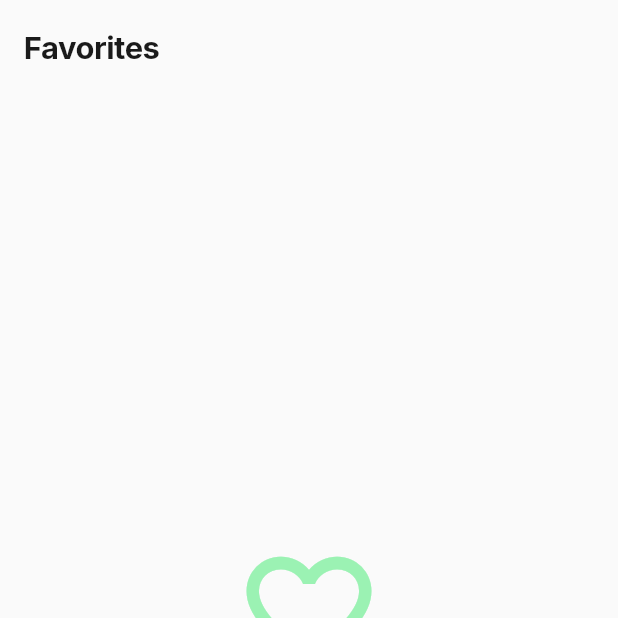
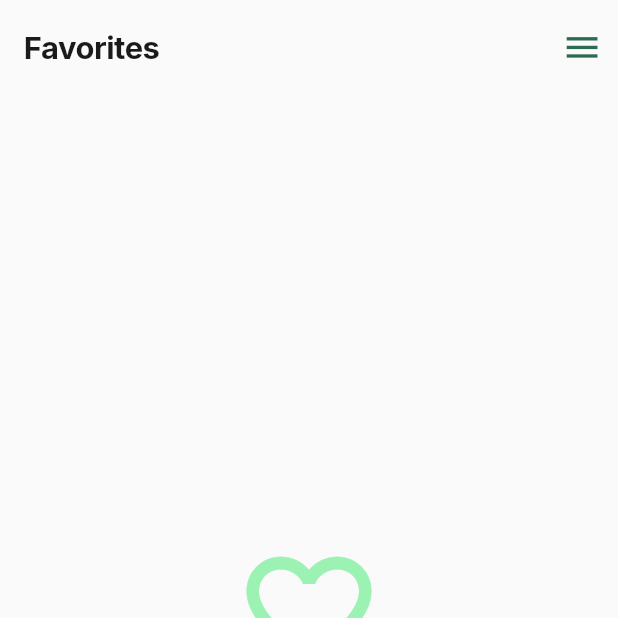
Before and after one commit to AtAwisCodes/Thesis, a Flutter app: the screen it shows once a user with an empty profile is signed in, item 2 of the bottom bar chosen, on a phone screen of 412 x 824 dp, the top half of it. Run offline on Flutter 3.47's test engine with Material 3 defaults, Android fonts, the light colour scheme and no system bars; drawn by our look-alikes of curved_navigation_bar; our stand-ins replace cached_network_image, camera, carousel_slider, cloud_firestore, device_info_plus, firebase_auth and 8 more; missing offline and left inert: ar_flutter_plugin_2, tflite_flutter; accounts and stored records are empty; network calls fail.

Commit message:
version_1.1.0

```diff
--- a/lib/components/cache_management_widget.dart
+++ b/lib/components/cache_management_widget.dart
@@ -190,7 +190,7 @@ class _CacheManagementWidgetState extends State<CacheManagementWidget> {
                 style: ElevatedButton.styleFrom(
                   padding: const EdgeInsets.symmetric(vertical: 14),
                   backgroundColor: theme.colorScheme.primary,
-                  foregroundColor: Colors.white,
+                  foregroundColor: theme.colorScheme.onPrimary,
                 ),
               ),
             ),
--- a/lib/constants/input_limits.dart
+++ b/lib/constants/input_limits.dart
@@ -8,8 +8,8 @@ class InputLimits {
   static const int middleInitial = 1;
 
   // Profile fields
-  static const int displayName = 100;
-  static const int bio = 500;
+  static const int displayName = 25;
+  static const int bio = 50;
 
   // Video fields
   static const int videoTitle = 100;
--- a/lib/pages/home_page.dart
+++ b/lib/pages/home_page.dart
@@ -11,7 +11,6 @@ import 'package:rexplore/pages/notif_page.dart';
 import 'package:rexplore/pages/profile_page.dart';
 import 'package:rexplore/pages/upload_page.dart';
 import 'package:rexplore/pages/videos_page.dart';
-import 'package:rexplore/pages/search_bar.dart';
 import 'package:rexplore/services/ThemeProvider.dart';
 import 'package:rexplore/services/auth_service.dart';
 import 'package:rexplore/viewmodel/yt_videoview_model.dart';
@@ -56,16 +55,19 @@ class _HomePageState extends State<HomePage> {
           actions: [
             TextButton(
               onPressed: () => Navigator.of(context).pop(false),
-              child: const Text(
+              child: Text(
                 'Cancel',
-                style: TextStyle(color: Colors.grey),
+                style: TextStyle(
+                  color:
+                      Theme.of(context).colorScheme.onSurface.withOpacity(0.6),
+                ),
               ),
             ),
             ElevatedButton(
               onPressed: () => Navigator.of(context).pop(true),
               style: ElevatedButton.styleFrom(
-                backgroundColor: Colors.red,
-                foregroundColor: Colors.white,
+                backgroundColor: Theme.of(context).colorScheme.error,
+                foregroundColor: Theme.of(context).colorScheme.onError,
                 shape: RoundedRectangleBorder(
                   borderRadius: BorderRadius.circular(8),
                 ),
@@ -110,8 +112,9 @@ class _HomePageState extends State<HomePage> {
               ),
         ),
         centerTitle: false,
-        leading: page == 4
-            ? Builder(
+        actions: page != 2
+            ? [
+                Builder(
                   builder: (context) => IconButton(
                     icon: Icon(
                       Icons.menu,
@@ -119,24 +122,13 @@ class _HomePageState extends State<HomePage> {
                     ),
                     onPressed: () => Scaffold.of(context).openDrawer(),
                   ),
-              )
+                ),
+              ]
             : null,
-        actions: [
-          if (page == 0)
-            IconButton(
-              icon: Icon(
-                Icons.search,
-                size: responsive.iconSize(24),
-              ),
-              onPressed: () {
-                showSearch(context: context, delegate: MySearchDelegate());
-              },
-            ),
-        ],
       ),
 
       // Drawer
-      drawer: (page == 4)
+      drawer: (page != 2)
           ? Drawer(
               child: StreamBuilder<DocumentSnapshot>(
                 stream: currentUser != null
@@ -209,61 +201,9 @@ class _HomePageState extends State<HomePage> {
             )
           : null,
 
-      body: Column(
-        children: [
-          if (page == 0)
-            Consumer<YtVideoviewModel>(
-              builder: (context, ytVideoViewModel, _) {
-                if (ytVideoViewModel.searchQuery.isNotEmpty) {
-                  return Container(
-                    width: double.infinity,
-                    padding:
-                        const EdgeInsets.symmetric(horizontal: 16, vertical: 8),
-                    decoration: BoxDecoration(
-                      color: Colors.green.withOpacity(0.1),
-                      border: Border(
-                        bottom:
-                            BorderSide(color: Colors.green.withOpacity(0.3)),
-                      ),
-                    ),
-                    child: Row(
-                      children: [
-                        const Icon(Icons.filter_alt,
-                            size: 18, color: Colors.green),
-                        const SizedBox(width: 8),
-                        Expanded(
-                          child: Text(
-                            'Filtering by: "${ytVideoViewModel.searchQuery}"',
-                            style: const TextStyle(
-                              fontSize: 14,
-                              color: Colors.green,
-                              fontWeight: FontWeight.w500,
-                            ),
-                          ),
-                        ),
-                        IconButton(
-                          icon: const Icon(Icons.close,
-                              size: 18, color: Colors.green),
-                          padding: EdgeInsets.zero,
-                          constraints: const BoxConstraints(),
-                          onPressed: () {
-                            ytVideoViewModel.clearSearch();
-                          },
-                        ),
-                      ],
-                    ),
-                  );
-                }
-                return const SizedBox.shrink();
-              },
-            ),
-          Expanded(
-            child: AnimatedSwitcher(
+      body: AnimatedSwitcher(
         duration: const Duration(milliseconds: 300),
         child: getSelectedWidget(page: page),
-            ),
-          ),
-        ],
       ),
 
       //Camera Floating Action Button AI - Only visible on home page
--- a/lib/pages/landing_page.dart
+++ b/lib/pages/landing_page.dart
@@ -92,8 +92,8 @@ class _LandingPage extends State<LandingPage> {
               },
               style: ElevatedButton.styleFrom(
                 padding: EdgeInsets.symmetric(horizontal: 24, vertical: 12),
-                backgroundColor: Colors.green[700],
-                foregroundColor: Colors.white,
+                backgroundColor: Color(0xff5BEC84),
+                foregroundColor: Color(0xff1A1A1A),
                 shape: RoundedRectangleBorder(
                   borderRadius: BorderRadius.circular(8),
                 ),
--- a/lib/pages/search_results_page.dart
+++ b/lib/pages/search_results_page.dart
@@ -155,8 +155,10 @@ class _SearchResultsPageState extends State<SearchResultsPage> {
                           icon: const Icon(Icons.arrow_back),
                           label: const Text('Back to Browse'),
                           style: ElevatedButton.styleFrom(
-                            backgroundColor: Colors.green,
-                            foregroundColor: Colors.white,
+                            backgroundColor:
+                                Theme.of(context).colorScheme.primary,
+                            foregroundColor:
+                                Theme.of(context).colorScheme.onPrimary,
                             padding: const EdgeInsets.symmetric(
                                 horizontal: 24, vertical: 12),
                             shape: RoundedRectangleBorder(
--- a/lib/pages/uploaded_video_player.dart
+++ b/lib/pages/uploaded_video_player.dart
@@ -1013,8 +1013,9 @@ class _UploadedVideoPlayerState extends State<UploadedVideoPlayer> {
                               ),
                               const SizedBox(width: 8),
                               IconButton(
-                                icon: const Icon(Icons.send,
-                                    color: Colors.black54),
+                                icon: Icon(Icons.send,
+                                    color:
+                                        Theme.of(context).colorScheme.primary),
                                 onPressed: () async {
                                   if (_dialogCommentController
                                       .text.isNotEmpty) {
@@ -1391,6 +1392,7 @@ class _UploadedVideoPlayerState extends State<UploadedVideoPlayer> {
       appBar: AppBar(
         elevation: 0,
         backgroundColor: Colors.transparent,
+        automaticallyImplyLeading: false,
         actions: [
           // Report button
           IconButton(
--- a/lib/pages/yt_video_player.dart
+++ b/lib/pages/yt_video_player.dart
@@ -48,7 +48,7 @@ class _YtVideoPlayerState extends State<YtVideoPlayer> {
       _controller = YoutubePlayerController(
         initialVideoId: widget.videoId,
         flags: const YoutubePlayerFlags(
-          autoPlay: false, // Changed to false to avoid embedding restrictions
+          autoPlay: true,
           mute: false,
           enableCaption: false,
           hideControls: false,
@@ -662,6 +662,7 @@ class _YtVideoPlayerState extends State<YtVideoPlayer> {
       appBar: AppBar(
         elevation: 0,
         backgroundColor: Colors.transparent,
+        automaticallyImplyLeading: false,
       ),
       body: SingleChildScrollView(
         child: YoutubePlayerBuilder(
@@ -863,6 +864,7 @@ class _YtVideoPlayerState extends State<YtVideoPlayer> {
                             onPressed: () => Navigator.pop(context, true),
                             style: ElevatedButton.styleFrom(
                               backgroundColor: Colors.red,
+                              foregroundColor: Colors.white,
                             ),
                             child: const Text('Open YouTube'),
                           ),
--- a/lib/theme.dart/darkTheme.dart
+++ b/lib/theme.dart/darkTheme.dart
@@ -163,6 +163,13 @@ final ThemeData darkTheme = ThemeData(
     ),
   ),
 
+  iconButtonTheme: IconButtonThemeData(
+    style: IconButton.styleFrom(
+      foregroundColor: const Color(0xff5BEC84),
+      iconSize: 24,
+    ),
+  ),
+
   // Input Fields - Clean & Consistent
   inputDecorationTheme: InputDecorationTheme(
     filled: true,
--- a/lib/theme.dart/lightTheme.dart
+++ b/lib/theme.dart/lightTheme.dart
@@ -163,6 +163,13 @@ final ThemeData lightTheme = ThemeData(
     ),
   ),
 
+  iconButtonTheme: IconButtonThemeData(
+    style: IconButton.styleFrom(
+      foregroundColor: const Color(0xff2D6A4F),
+      iconSize: 24,
+    ),
+  ),
+
   // Input Fields - Clean & Consistent
   inputDecorationTheme: InputDecorationTheme(
     filled: true,
```
Also changed, not shown: lib/admin/admin_dashboard_page.dart (+7 -4 lines), lib/admin/report_detail_page.dart (+44 -9 lines), lib/admin/user_management_page.dart (+20 -6 lines), lib/data/disposal_guides/disposal_categories.dart (+4 -4 lines), lib/pages/profile_page.dart (+8 -6 lines), 4 other files. Lines whose indentation alone changed are shown as unchanged.
